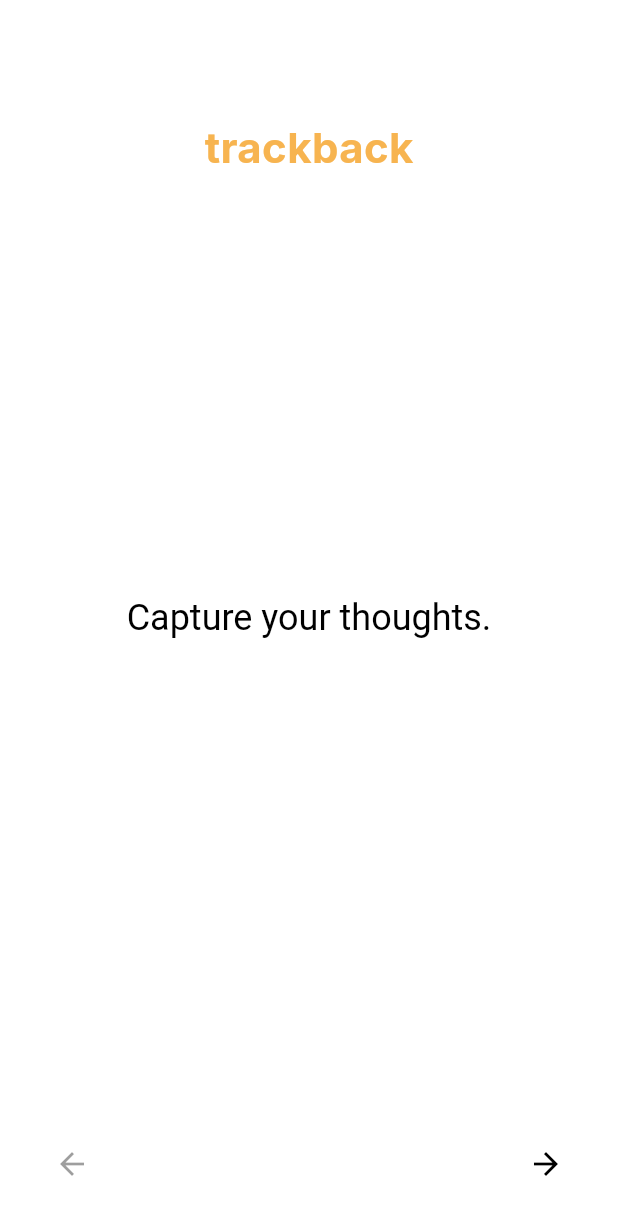
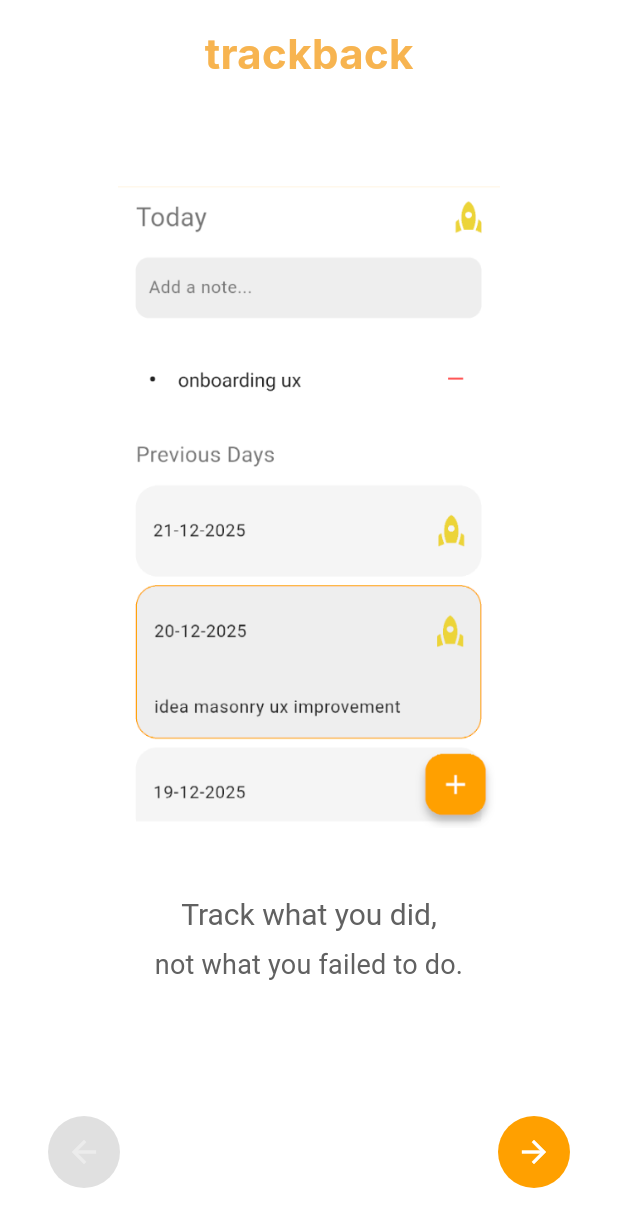
Before and after one commit to rashmishanbhogue/trackbackapp, a Flutter app: the screen it shows after launch, on a phone screen of 412 x 824 dp. Shown: the top 1227 px of the screen. Run offline on Flutter 3.47's test engine with Material 3 defaults, Android fonts, the phone set to English and light mode, and no system bars; our stand-ins replace faker, fl_chart, flutter_dotenv, flutter_riverpod, flutter_svg, hive and 2 more; accounts and stored records are empty; Roboto replaces fonts that are missing (SF Pro).

Commit message:
onboarding ui and bug fixes
onboarding ui improvement with sample images and text
timeofday computation bug fix for non day views

```diff
--- a/lib/screens/onboarding_screen.dart
+++ b/lib/screens/onboarding_screen.dart
@@ -22,6 +22,22 @@ class OnboardingScreenState extends State<OnboardingScreen> {
   // delay content rendering until logo settles
   bool showContent = false;
 
+  // palceholder dummies
+  final List<OnboardingPageData> pages = const [
+    OnboardingPageData(
+        title: 'Track what you did,',
+        subtitle: 'not what you failed to do.',
+        imageAsset: 'assets/images/onboarding1.png'),
+    OnboardingPageData(
+        title: 'Get it out of your head,',
+        subtitle: 'without turning it into a task.',
+        imageAsset: 'assets/images/onboarding2.png'),
+    OnboardingPageData(
+        title: 'Notice patterns,',
+        subtitle: 'no judgement, just insight.',
+        imageAsset: 'assets/images/onboarding3.png'),
+  ];
+
   @override
   void initState() {
     super.initState();
@@ -38,13 +54,6 @@ class OnboardingScreenState extends State<OnboardingScreen> {
       setState(() => showContent = true);
     });
   }
-
-  // palceholder dummies
-  final List<String> pages = [
-    'Capture your thoughts.',
-    'Reflect on your patterns.',
-    'Understand yourself better.'
-  ];
 
   void goNext() {
     if (currentPage < pages.length - 1) {
@@ -73,11 +82,13 @@ class OnboardingScreenState extends State<OnboardingScreen> {
 
     return Scaffold(
       body: SafeArea(
-          child: Stack(
+          child: Column(
         children: [
           // hero shared with splash
-          AnimatedAlign(
-            alignment: moveUp ? const Alignment(0, -0.8) : Alignment.center,
+          AnimatedPadding(
+            padding: EdgeInsets.only(
+              top: moveUp ? 16 : MediaQuery.of(context).size.height * 0.35,
+            ),
             duration: const Duration(milliseconds: 600),
             curve: Curves.easeInOut,
             child: const Hero(
@@ -95,15 +106,13 @@ class OnboardingScreenState extends State<OnboardingScreen> {
           ),
 
           // onboarding content
-          Positioned.fill(
+          Expanded(
             child: AnimatedOpacity(
               opacity: showContent ? 1 : 0,
               duration: const Duration(milliseconds: 900),
               curve: Curves.easeIn,
               child: Column(
                 children: [
-                  const SizedBox(height: 96), // space for logo animation
-
                   // swipable pages
                   Expanded(
                     child: PageView.builder(
@@ -113,15 +122,48 @@ class OnboardingScreenState extends State<OnboardingScreen> {
                           setState(() => currentPage = index);
                         },
                         itemBuilder: (_, index) {
-                        return Center(
-                          child: Text(
-                            pages[index],
-                            style: theme.textTheme.headlineSmall,
+                          final page = pages[index];
+
+                          return Column(
+                            mainAxisAlignment: MainAxisAlignment.center,
+                            children: [
+                              Padding(
+                                padding:
+                                    const EdgeInsets.symmetric(horizontal: 24),
+                                child: ConstrainedBox(
+                                  constraints: BoxConstraints(
+                                    maxHeight:
+                                        MediaQuery.of(context).size.height *
+                                            0.55,
+                                  ),
+                                  child: AspectRatio(
+                                    aspectRatio: 9 / 16, // phone screen ratio
+                                    child: Image.asset(
+                                      page.imageAsset,
+                                      fit: BoxFit.contain,
+                                    ),
+                                  ),
+                                ),
+                              ),
+                              const SizedBox(height: 32),
+                              Text(
+                                page.title,
+                                style: theme.textTheme.titleLarge?.copyWith(
+                                    fontWeight: FontWeight.w400,
+                                    color: AppTheme.greyDark),
                                 textAlign: TextAlign.center,
                               ),
+                              const SizedBox(height: 8),
+                              Text(
+                                page.subtitle,
+                                style: theme.textTheme.titleMedium?.copyWith(
+                                    fontWeight: FontWeight.w400,
+                                    color: AppTheme.greyDark),
+                                textAlign: TextAlign.center,
+                              ),
+                            ],
                           );
-                      },
-                    ),
+                        }),
                   ),
 
                   // arrow navigation
@@ -154,11 +196,37 @@ class OnboardingScreenState extends State<OnboardingScreen> {
                             children: [
                               IconButton(
                                 onPressed: currentPage == 0 ? null : goBack,
-                                icon: const Icon(Icons.arrow_back),
+                                icon: InkWell(
+                                    child: Container(
+                                        width: 48,
+                                        height: 48,
+                                        decoration: BoxDecoration(
+                                          shape: BoxShape.circle,
+                                          color: currentPage == 0
+                                              ? AppTheme.idleDarkest
+                                              : theme.colorScheme.primary,
+                                        ),
+                                        child: Icon(
+                                          Icons.arrow_back,
+                                          color: currentPage == 0
+                                              ? AppTheme.iconDisabledDark
+                                              : Colors.white,
+                                        ))),
                               ),
                               IconButton(
                                 onPressed: goNext,
-                                icon: const Icon(Icons.arrow_forward),
+                                icon: InkWell(
+                                  child: Container(
+                                      width: 48,
+                                      height: 48,
+                                      decoration: BoxDecoration(
+                                          shape: BoxShape.circle,
+                                          color: theme.colorScheme.primary),
+                                      child: const Icon(
+                                        Icons.arrow_forward,
+                                        color: Colors.white,
+                                      )),
+                                ),
                               ),
                             ],
                           ),
@@ -172,3 +240,15 @@ class OnboardingScreenState extends State<OnboardingScreen> {
     );
   }
 }
+
+class OnboardingPageData {
+  final String title;
+  final String subtitle;
+  final String imageAsset; // placeholder for screenshots
+
+  const OnboardingPageData({
+    required this.title,
+    required this.subtitle,
+    required this.imageAsset,
+  });
+}
--- a/lib/screens/trends_screen.dart
+++ b/lib/screens/trends_screen.dart
@@ -127,6 +127,7 @@ class TrendsScreenState extends ConsumerState<TrendsScreen>
       });
     });
     updateReferenceDate();
+    startBackgroundLoad(); // week, month and year dont display timeofday otherwise
   }
 
   // normalise referencedate based on viewtype
@@ -163,6 +164,7 @@ class TrendsScreenState extends ConsumerState<TrendsScreen>
         referenceDate = DateTime(referenceDate.year + direction);
       }
     });
+    startBackgroundLoad(); // try
   }
 
   // user facing label for the current reference window
@@ -340,24 +342,38 @@ class TrendsScreenState extends ConsumerState<TrendsScreen>
           : null,
       body: hasData
           ? Builder(builder: (context) {
-              // day sync entries
-              final todayKey = DateFormat('yyyy-MM-dd').format(referenceDate);
-              final List<Entry> todayEntries = dateEntries[todayKey] ?? [];
+              // day view computes synchronously from dateentries for accuracy
+              // non day views read from metricsCacheByView precomputed via computeMetricsForallViews() using the same logic but over filtered ranges
+              Map<String, int> metricsTimes;
 
-              // day timestamps for chart
-              final List<DateTime> todayTimestamps =
-                  todayEntries.map((e) => e.timestamp).toList();
+              if (viewType == 'Day') {
+                final todayKey = DateFormat('yyyy-MM-dd').format(referenceDate);
+                final todayEntries = dateEntries[todayKey] ?? [];
 
-              // counts for time-of-day distribution
-              final metricsTimes = {
-                'Morning': 0,
-                'Afternoon': 0,
-                'Evening': 0,
-                'Night': 0
-              };
-              for (final ts in todayTimestamps) {
-                final block = getTimeOfDayBlock(ts);
-                metricsTimes[block] = (metricsTimes[block] ?? 0) + 1;
+                metricsTimes = {
+                  'Morning': 0,
+                  'Afternoon': 0,
+                  'Evening': 0,
+                  'Night': 0,
+                };
+
+                for (final entry in todayEntries) {
+                  final block = getTimeOfDayBlock(entry.timestamp);
+                  metricsTimes[block] = (metricsTimes[block] ?? 0) + 1;
+                }
+              } else {
+                // week/month/year timeofday must come from background computed cache
+                // fallback to zeroed buckets to keep uis table duirng hydration
+                final cached = metricsCacheByView?[viewType];
+
+                metricsTimes = cached != null && cached['times'] != null
+                    ? Map<String, int>.from(cached['times'])
+                    : {
+                        'Morning': 0,
+                        'Afternoon': 0,
+                        'Evening': 0,
+                        'Night': 0,
+                      };
               }
 
               return ResponsiveScreen(
--- a/pubspec.yaml
+++ b/pubspec.yaml
@@ -37,6 +37,7 @@ flutter:
   uses-material-design: true
   assets:
     - assets/badges/
+    - assets/images/
     - .env
   fonts:
     - family: Inter
```
Also changed, not shown: assets/images/onboarding1.png (added), assets/images/onboarding2.png (added), assets/images/onboarding3.png (added). Lines whose indentation alone changed are shown as unchanged.
